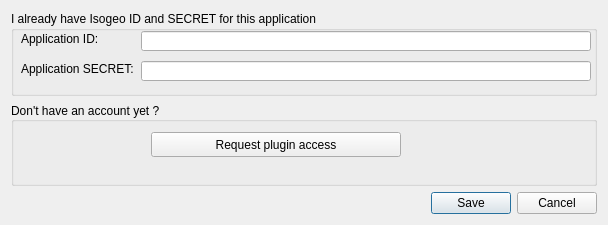
Old version of the form ui/auth/ui_authentication.ui in the repository isogeo/isogeo-plugin-qgis.
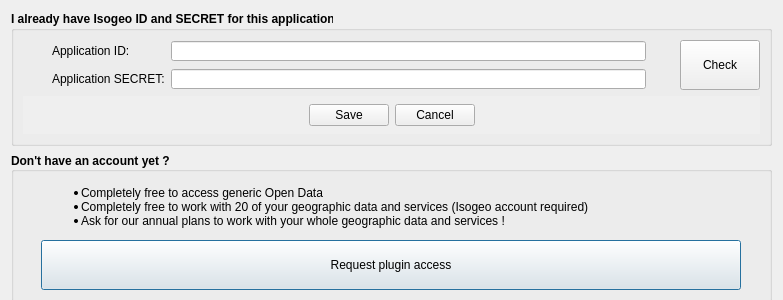
New version of the form. Icons and pictures are not drawn.

```diff
--- a/ui/auth/ui_authentication.ui
+++ b/ui/auth/ui_authentication.ui
@@ -7,20 +7,20 @@
    <rect>
     <x>0</x>
     <y>0</y>
-    <width>608</width>
-    <height>225</height>
+    <width>783</width>
+    <height>300</height>
    </rect>
   </property>
   <property name="minimumSize">
    <size>
-    <width>575</width>
-    <height>225</height>
+    <width>750</width>
+    <height>300</height>
    </size>
   </property>
   <property name="maximumSize">
    <size>
-    <width>700</width>
-    <height>225</height>
+    <width>800</width>
+    <height>400</height>
    </size>
   </property>
   <property name="windowTitle">
@@ -31,111 +31,293 @@
     <normaloff>:/ui/resources/settings.svg</normaloff>:/ui/resources/settings.svg</iconset>
   </property>
   <property name="locale">
-   <locale language="English" country="UnitedStates"/>
+   <locale country="UnitedStates" language="English" />
+  </property>
+  <property name="modal">
+   <bool>false</bool>
   </property>
   <layout class="QVBoxLayout" name="verticalLayout">
    <item>
     <widget class="QGroupBox" name="grb_connection_ready">
      <property name="minimumSize">
       <size>
-       <width>450</width>
-       <height>50</height>
+       <width>500</width>
+       <height>135</height>
       </size>
      </property>
+     <property name="font">
+      <font>
+       <weight>75</weight>
+       <bold>true</bold>
+      </font>
+     </property>
+     <property name="autoFillBackground">
+      <bool>true</bool>
+     </property>
      <property name="locale">
-      <locale language="English" country="UnitedStates"/>
+      <locale country="UnitedStates" language="English" />
      </property>
      <property name="title">
       <string>I already have Isogeo ID and SECRET for this application</string>
      </property>
+     <property name="flat">
+      <bool>true</bool>
+     </property>
+     <layout class="QGridLayout" name="gridLayout_2">
+      <item column="1" row="1">
+       <widget class="QLabel" name="lbl_app_secret">
+        <property name="sizePolicy">
+         <sizepolicy hsizetype="Preferred" vsizetype="Fixed">
+          <horstretch>0</horstretch>
+          <verstretch>0</verstretch>
+         </sizepolicy>
+        </property>
+        <property name="font">
+         <font>
+          <weight>50</weight>
+          <bold>false</bold>
+         </font>
+        </property>
+        <property name="locale">
+         <locale country="UnitedStates" language="English" />
+        </property>
+        <property name="text">
+         <string>Application SECRET:</string>
+        </property>
+       </widget>
+      </item>
+      <item column="1" row="0">
+       <widget class="QLabel" name="lbl_app_id">
+        <property name="sizePolicy">
+         <sizepolicy hsizetype="Preferred" vsizetype="Fixed">
+          <horstretch>0</horstretch>
+          <verstretch>0</verstretch>
+         </sizepolicy>
+        </property>
+        <property name="font">
+         <font>
+          <weight>50</weight>
+          <bold>false</bold>
+         </font>
+        </property>
+        <property name="locale">
+         <locale country="UnitedStates" language="English" />
+        </property>
+        <property name="text">
+         <string>Application ID:</string>
+        </property>
+       </widget>
+      </item>
+      <item column="2" row="0">
      <widget class="QLineEdit" name="ent_app_id">
-      <property name="geometry">
-       <rect>
-        <x>130</x>
-        <y>20</y>
-        <width>450</width>
-        <height>20</height>
-       </rect>
+        <property name="sizePolicy">
+         <sizepolicy hsizetype="Expanding" vsizetype="Fixed">
+          <horstretch>1</horstretch>
+          <verstretch>0</verstretch>
+         </sizepolicy>
       </property>
       <property name="minimumSize">
        <size>
-        <width>450</width>
+          <width>475</width>
         <height>20</height>
        </size>
       </property>
       <property name="maximumSize">
        <size>
-        <width>500</width>
+          <width>800</width>
         <height>20</height>
        </size>
       </property>
-     </widget>
+        <property name="font">
+         <font>
+          <weight>50</weight>
+          <bold>false</bold>
+         </font>
+        </property>
+       </widget>
+      </item>
+      <item column="4" row="0" rowspan="2">
+       <widget class="QPushButton" name="btn_check_auth">
+        <property name="sizePolicy">
+         <sizepolicy hsizetype="Minimum" vsizetype="Fixed">
+          <horstretch>0</horstretch>
+          <verstretch>0</verstretch>
+         </sizepolicy>
+        </property>
+        <property name="minimumSize">
+         <size>
+          <width>0</width>
+          <height>50</height>
+         </size>
+        </property>
+        <property name="font">
+         <font>
+          <weight>50</weight>
+          <bold>false</bold>
+         </font>
+        </property>
+        <property name="cursor">
+         <cursorShape>PointingHandCursor</cursorShape>
+        </property>
+        <property name="toolTip">
+         <string>Check access validity</string>
+        </property>
+        <property name="text">
+         <string>Check</string>
+        </property>
+        <property name="icon">
+         <iconset resource="../../resources.qrc">
+          <normaloff>:/plugins/Isogeo/resources/sign-in.svg</normaloff>:/plugins/Isogeo/resources/sign-in.svg</iconset>
+        </property>
+        <property name="default">
+         <bool>true</bool>
+        </property>
+       </widget>
+      </item>
+      <item colspan="5" column="0" row="2">
+       <widget class="QDialogButtonBox" name="btn_ok_cancel">
+        <property name="sizePolicy">
+         <sizepolicy hsizetype="Expanding" vsizetype="Preferred">
+          <horstretch>1</horstretch>
+          <verstretch>1</verstretch>
+         </sizepolicy>
+        </property>
+        <property name="minimumSize">
+         <size>
+          <width>30</width>
+          <height>30</height>
+         </size>
+        </property>
+        <property name="maximumSize">
+         <size>
+          <width>16777215</width>
+          <height>100</height>
+         </size>
+        </property>
+        <property name="font">
+         <font>
+          <weight>50</weight>
+          <bold>false</bold>
+         </font>
+        </property>
+        <property name="autoFillBackground">
+         <bool>true</bool>
+        </property>
+        <property name="orientation">
+         <enum>Qt::Horizontal</enum>
+        </property>
+        <property name="standardButtons">
+         <set>QDialogButtonBox::Cancel|QDialogButtonBox::Save</set>
+        </property>
+        <property name="centerButtons">
+         <bool>true</bool>
+        </property>
+       </widget>
+      </item>
+      <item column="2" row="1">
      <widget class="QLineEdit" name="ent_app_secret">
-      <property name="geometry">
-       <rect>
-        <x>130</x>
-        <y>50</y>
-        <width>450</width>
-        <height>20</height>
-       </rect>
-      </property>
       <property name="minimumSize">
        <size>
-        <width>450</width>
+          <width>475</width>
         <height>20</height>
        </size>
       </property>
       <property name="maximumSize">
        <size>
-        <width>500</width>
+          <width>800</width>
         <height>20</height>
        </size>
       </property>
+        <property name="font">
+         <font>
+          <weight>50</weight>
+          <bold>false</bold>
+         </font>
+        </property>
       <property name="text">
-       <string notr="true"/>
+         <string notr="true" />
       </property>
       <property name="maxLength">
        <number>64</number>
       </property>
      </widget>
-     <widget class="QLabel" name="lbl_app_id">
-      <property name="geometry">
-       <rect>
-        <x>10</x>
-        <y>20</y>
-        <width>96</width>
-        <height>16</height>
-       </rect>
-      </property>
-      <property name="locale">
-       <locale language="English" country="UnitedStates"/>
-      </property>
-      <property name="text">
-       <string>Application ID:</string>
-      </property>
-     </widget>
-     <widget class="QLabel" name="lbl_app_secret">
-      <property name="geometry">
-       <rect>
-        <x>10</x>
-        <y>50</y>
-        <width>121</width>
-        <height>16</height>
-       </rect>
-      </property>
-      <property name="locale">
-       <locale language="English" country="UnitedStates"/>
-      </property>
-      <property name="text">
-       <string>Application SECRET:</string>
-      </property>
-     </widget>
-    </widget>
+      </item>
+      <item column="3" row="0">
+       <spacer name="horizontalSpacer">
+        <property name="orientation">
+         <enum>Qt::Horizontal</enum>
+        </property>
+        <property name="sizeHint" stdset="0">
+         <size>
+          <width>40</width>
+          <height>20</height>
+         </size>
+        </property>
+       </spacer>
+      </item>
+      <item column="3" row="1">
+       <spacer name="horizontalSpacer_2">
+        <property name="orientation">
+         <enum>Qt::Horizontal</enum>
+        </property>
+        <property name="sizeHint" stdset="0">
+         <size>
+          <width>40</width>
+          <height>20</height>
+         </size>
+        </property>
+       </spacer>
+      </item>
+     </layout>
+     <zorder>ent_app_id</zorder>
+     <zorder>ent_app_secret</zorder>
+     <zorder>lbl_app_id</zorder>
+     <zorder>lbl_app_secret</zorder>
+     <zorder>grb_need_account</zorder>
+     <zorder>btn_ok_cancel</zorder>
+     <zorder>btn_check_auth</zorder>
+     <zorder>horizontalSpacer</zorder>
+     <zorder>horizontalSpacer_2</zorder>
+    </widget>
+   </item>
+   <item>
+    <spacer name="verticalSpacer">
+     <property name="orientation">
+      <enum>Qt::Vertical</enum>
+     </property>
+     <property name="sizeHint" stdset="0">
+      <size>
+       <width>20</width>
+       <height>40</height>
+      </size>
+     </property>
+    </spacer>
    </item>
    <item>
     <widget class="QGroupBox" name="grb_need_account">
+     <property name="minimumSize">
+      <size>
+       <width>200</width>
+       <height>150</height>
+      </size>
+     </property>
+     <property name="maximumSize">
+      <size>
+       <width>16777215</width>
+       <height>200</height>
+      </size>
+     </property>
+     <property name="font">
+      <font>
+       <weight>75</weight>
+       <bold>true</bold>
+      </font>
+     </property>
+     <property name="autoFillBackground">
+      <bool>true</bool>
+     </property>
      <property name="locale">
-      <locale language="English" country="UnitedStates"/>
+      <locale country="UnitedStates" language="English" />
      </property>
      <property name="title">
       <string>Don't have an account yet ?</string>
@@ -143,27 +325,33 @@
      <property name="alignment">
       <set>Qt::AlignLeading|Qt::AlignLeft|Qt::AlignVCenter</set>
      </property>
+     <property name="flat">
+      <bool>true</bool>
+     </property>
+     <layout class="QGridLayout" name="gridLayout">
+      <item column="0" row="1">
      <widget class="QPushButton" name="btn_account_new">
-      <property name="geometry">
-       <rect>
-        <x>140</x>
-        <y>30</y>
-        <width>250</width>
-        <height>25</height>
-       </rect>
-      </property>
       <property name="minimumSize">
        <size>
         <width>200</width>
-        <height>20</height>
-       </size>
-      </property>
-      <property name="maximumSize">
-       <size>
-        <width>300</width>
         <height>30</height>
        </size>
       </property>
+        <property name="maximumSize">
+         <size>
+          <width>700</width>
+          <height>50</height>
+         </size>
+        </property>
+        <property name="font">
+         <font>
+          <weight>50</weight>
+          <bold>false</bold>
+         </font>
+        </property>
+        <property name="cursor">
+         <cursorShape>PointingHandCursor</cursorShape>
+        </property>
       <property name="autoFillBackground">
        <bool>true</bool>
       </property>
@@ -171,28 +359,56 @@
        <string>Request plugin access</string>
       </property>
       <property name="icon">
-       <iconset>
-        <normaloff>:/ui/resources/keys.svg</normaloff>:/ui/resources/keys.svg</iconset>
-      </property>
-     </widget>
-    </widget>
-   </item>
-   <item>
-    <widget class="QDialogButtonBox" name="btn_ok_cancel">
-     <property name="orientation">
-      <enum>Qt::Horizontal</enum>
-     </property>
-     <property name="standardButtons">
-      <set>QDialogButtonBox::Cancel|QDialogButtonBox::Save</set>
-     </property>
-     <property name="centerButtons">
-      <bool>false</bool>
-     </property>
+         <iconset resource="../../resources.qrc">
+          <normaloff>:/plugins/Isogeo/resources/send-o.svg</normaloff>:/plugins/Isogeo/resources/send-o.svg</iconset>
+        </property>
+        <property name="default">
+         <bool>true</bool>
+        </property>
+       </widget>
+      </item>
+      <item column="0" row="0">
+       <widget class="QLabel" name="lbl_access_conditions">
+        <property name="maximumSize">
+         <size>
+          <width>700</width>
+          <height>16777215</height>
+         </size>
+        </property>
+        <property name="font">
+         <font>
+          <weight>50</weight>
+          <bold>false</bold>
+         </font>
+        </property>
+        <property name="text">
+         <string>&lt;!DOCTYPE html&gt;
+&lt;html&gt;
+&lt;body&gt;
+
+&lt;ul&gt;
+	&lt;li&gt;Completely free to access generic Open Data&lt;/li&gt;
+	&lt;li&gt;Completely free to work with 20 of your geographic data and services (Isogeo account required)&lt;/li&gt;
+	&lt;li&gt;Ask for our annual plans to work with your whole geographic data and services !&lt;/li&gt;
+&lt;/ul&gt; 
+
+&lt;/body&gt;
+&lt;/html&gt;
+</string>
+        </property>
+        <property name="textFormat">
+         <enum>Qt::RichText</enum>
+        </property>
     </widget>
    </item>
   </layout>
- </widget>
- <resources/>
+     <zorder>btn_account_new</zorder>
+     <zorder>grb_connection_ready</zorder>
+     <zorder>lbl_access_conditions</zorder>
+    </widget>
+   </item>
+  </layout>
+ </widget>
  <connections>
   <connection>
    <sender>btn_ok_cancel</sender>
```
Left out of the diff: 2 changed lines with no effect on the pictures. Lines whose indentation alone changed are shown as unchanged.
